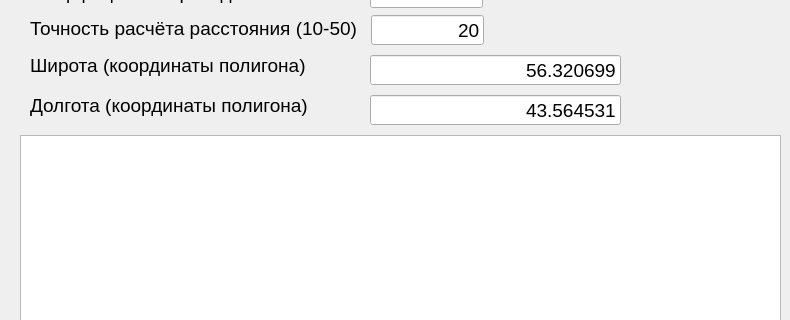
This is main_window.ui in IPIvliev/mag_delivery_py as Qt 5 draws it before an edit; both pictures show x 0 to 790 and y 105 to 425 of the 790 by 850 pixel window. The edited form follows.
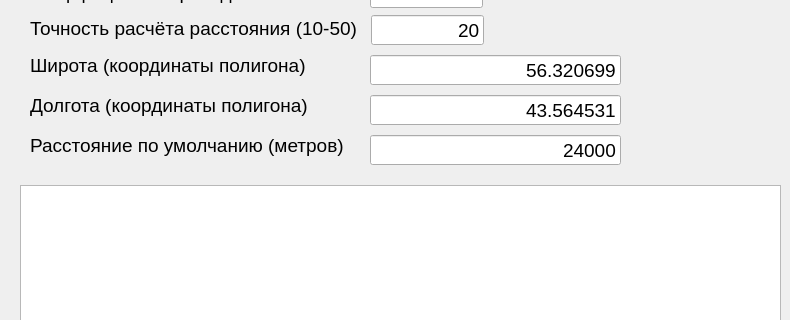
This is the edited form.

Commit message: Add distance params

Diff of the .ui file:
```diff
--- a/main_window.ui
+++ b/main_window.ui
@@ -64,9 +64,9 @@
     <property name="geometry">
      <rect>
       <x>20</x>
-      <y>240</y>
+      <y>290</y>
       <width>761</width>
-      <height>541</height>
+      <height>491</height>
      </rect>
     </property>
    </widget>
@@ -279,6 +279,45 @@
      <set>Qt::AlignRight|Qt::AlignTrailing|Qt::AlignVCenter</set>
     </property>
    </widget>
+   <widget class="QLabel" name="label_distance">
+    <property name="geometry">
+     <rect>
+      <x>30</x>
+      <y>240</y>
+      <width>341</width>
+      <height>21</height>
+     </rect>
+    </property>
+    <property name="font">
+     <font>
+      <pointsize>14</pointsize>
+     </font>
+    </property>
+    <property name="text">
+     <string>Расстояние по умолчанию (метров)</string>
+    </property>
+   </widget>
+   <widget class="QLineEdit" name="distance">
+    <property name="geometry">
+     <rect>
+      <x>370</x>
+      <y>240</y>
+      <width>251</width>
+      <height>30</height>
+     </rect>
+    </property>
+    <property name="font">
+     <font>
+      <pointsize>14</pointsize>
+     </font>
+    </property>
+    <property name="text">
+     <string>24000</string>
+    </property>
+    <property name="alignment">
+     <set>Qt::AlignRight|Qt::AlignTrailing|Qt::AlignVCenter</set>
+    </property>
+   </widget>
   </widget>
   <widget class="QStatusBar" name="statusbar"/>
  </widget>
```
The commit also changes 5 other files.
